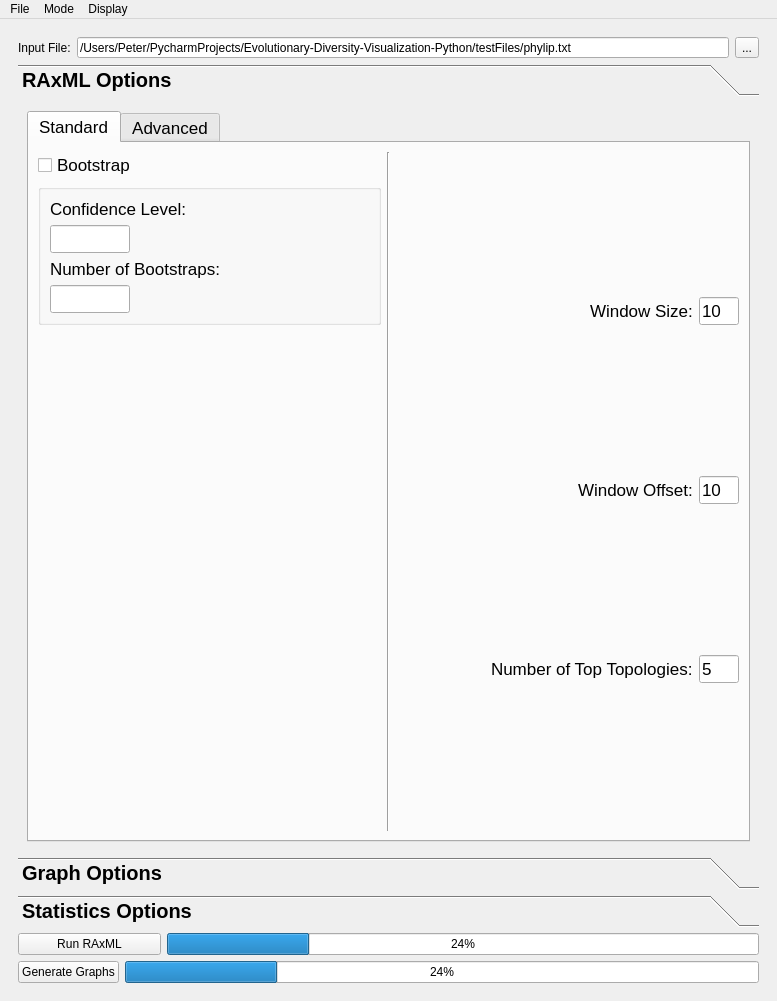
Old version of the form gui_layout.ui in the repository PeterDulworth/PhyloVis.
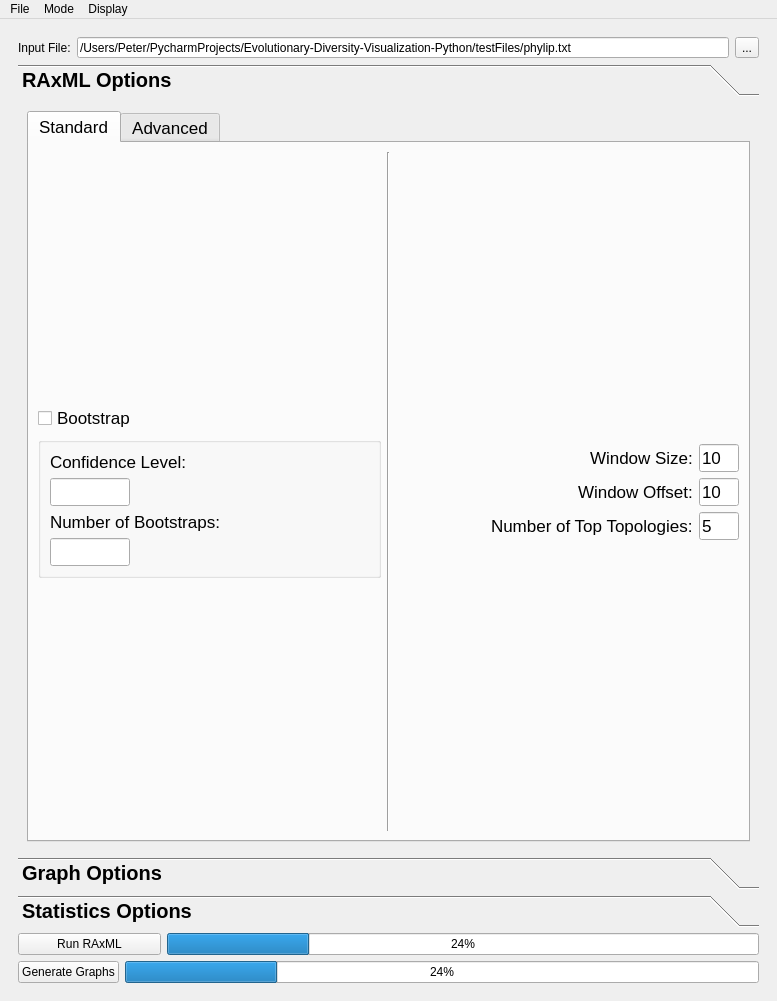
New version of the form. The open tabs and pages were chosen to show the change.

Commit message: can choose how many bootstraps you want

```diff
--- a/gui_layout.ui
+++ b/gui_layout.ui
@@ -338,6 +338,19 @@
                  <layout class="QHBoxLayout" name="horizontalLayout">
                   <item>
                    <layout class="QVBoxLayout" name="verticalLayout_2">
+                    <item>
+                     <spacer name="verticalSpacer_8">
+                      <property name="orientation">
+                       <enum>Qt::Vertical</enum>
+                      </property>
+                      <property name="sizeHint" stdset="0">
+                       <size>
+                        <width>20</width>
+                        <height>40</height>
+                       </size>
+                      </property>
+                     </spacer>
+                    </item>
                     <item>
                      <layout class="QHBoxLayout" name="bootstrapHL">
                       <item>
@@ -480,6 +493,19 @@
                   </item>
                   <item>
                    <layout class="QVBoxLayout" name="verticalLayout_25">
+                    <item>
+                     <spacer name="verticalSpacer_9">
+                      <property name="orientation">
+                       <enum>Qt::Vertical</enum>
+                      </property>
+                      <property name="sizeHint" stdset="0">
+                       <size>
+                        <width>20</width>
+                        <height>40</height>
+                       </size>
+                      </property>
+                     </spacer>
+                    </item>
                     <item>
                      <layout class="QHBoxLayout" name="windowSizeHL">
                       <item>
@@ -636,6 +662,19 @@
                       </item>
                      </layout>
                     </item>
+                    <item>
+                     <spacer name="verticalSpacer_10">
+                      <property name="orientation">
+                       <enum>Qt::Vertical</enum>
+                      </property>
+                      <property name="sizeHint" stdset="0">
+                       <size>
+                        <width>20</width>
+                        <height>40</height>
+                       </size>
+                      </property>
+                     </spacer>
+                    </item>
                    </layout>
                   </item>
                  </layout>
```
Left out of the diff: 2 changed lines with no effect on the pictures. The commit also changes 2 other files.
